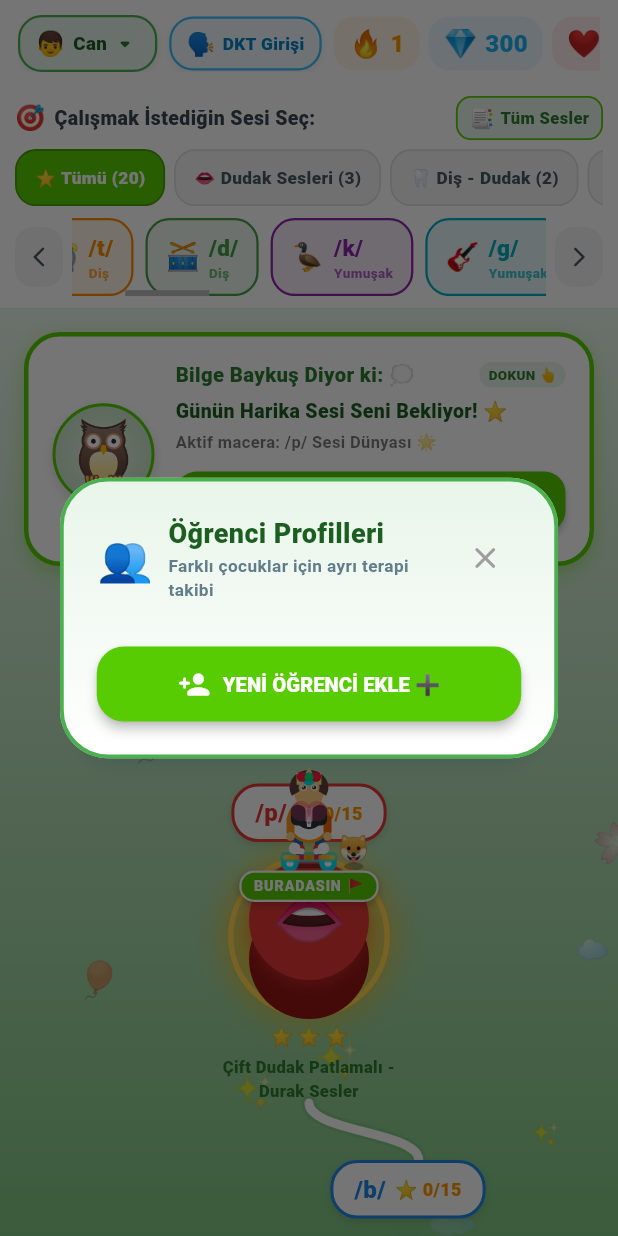
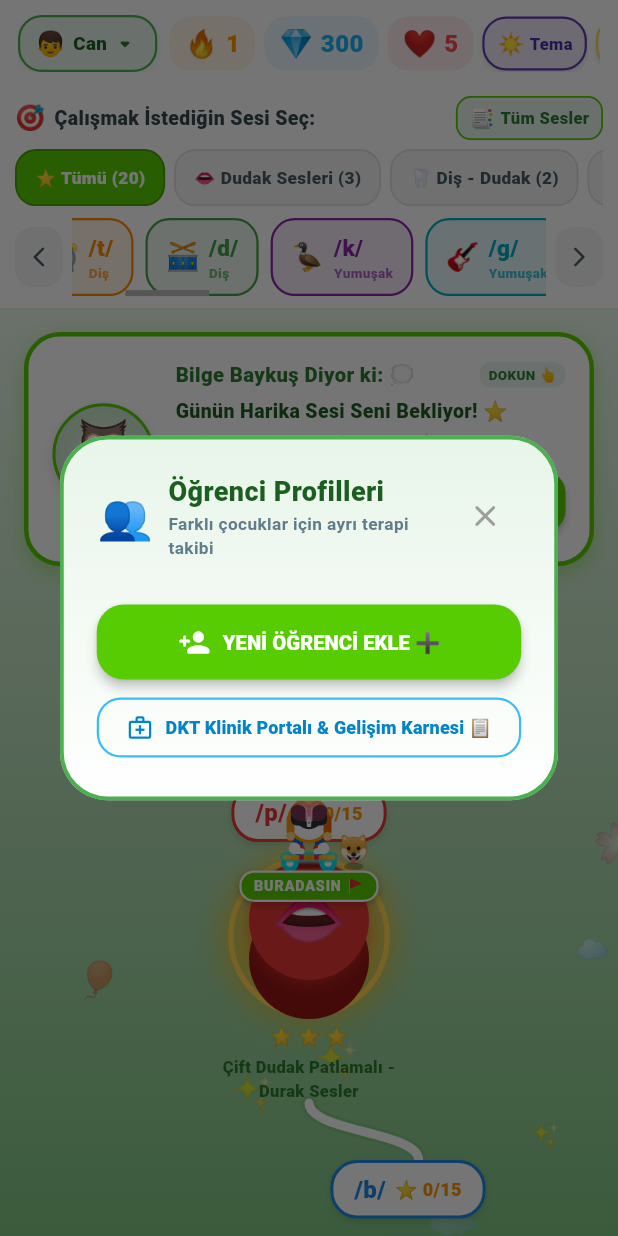
Before and after one commit to betulgul5634-wq/SesYolundaEglence, a Flutter app: the screen it shows after launch, after a tap on "Misafir Olarak Hızlıca Keşfet", after a tap on the "arrow forward ios" icon, after a tap on "Can", on a phone screen of 412 x 824 dp. Run offline on Flutter 3.47's test engine with Material 3 defaults, Android fonts, the phone set to English and light mode, and no system bars; missing offline and left inert: dart:html, dart:js, dart:ui_web; Roboto replaces fonts that are missing (Nunito).

Commit message:
refactor: remove DKT Girişi button from student home screen top bar and move access to profile management

```diff
--- a/mobile/lib/screens/home_screen.dart
+++ b/mobile/lib/screens/home_screen.dart
@@ -616,76 +616,6 @@ class _HomeScreenState extends State<HomeScreen> with TickerProviderStateMixin {
                       ],
                     ),
                   ),
-                ),
-                const SizedBox(width: 8),
-
-                // 🗣️ / 👨‍⚕️ DKT Portalı & Girişi Butonu (Giriş ile Tam Entegre)
-                ListenableBuilder(
-                  listenable: _therapistState,
-                  builder: (context, _) {
-                    final isLoggedIn = _therapistState.isLoggedIn;
-                    final name = _therapistState.therapistName;
-                    final displayName = isLoggedIn
-                        ? (name.startsWith('Uzm.') ? name : 'DKT: $name')
-                        : 'DKT Girişi';
-
-                    return InkWell(
-                      onTap: () {
-                        _sfx.playPopSound();
-                        showDialog(
-                          context: context,
-                          builder: (_) => TherapistPortalDialog(
-                            initialLoggedIn: isLoggedIn,
-                          ),
-                        );
-                      },
-                      borderRadius: BorderRadius.circular(16),
-                      child: Container(
-                        padding: const EdgeInsets.symmetric(horizontal: 10, vertical: 6),
-                        decoration: BoxDecoration(
-                          color: isLoggedIn ? const Color(0xFFE0F2FE) : const Color(0xFFF0F9FF),
-                          borderRadius: BorderRadius.circular(16),
-                          border: Border.all(
-                            color: isLoggedIn ? const Color(0xFF0284C7) : const Color(0xFF38BDF8),
-                            width: 1.5,
-                          ),
-                          boxShadow: [
-                            BoxShadow(
-                              color: isLoggedIn ? const Color(0x250284C7) : const Color(0x10000000),
-                              blurRadius: 4,
-                              offset: const Offset(0, 2),
-                            ),
-                          ],
-                        ),
-                        child: Row(
-                          mainAxisSize: MainAxisSize.min,
-                          children: [
-                            Text(isLoggedIn ? '👨‍⚕️' : '🗣️', style: const TextStyle(fontSize: 15)),
-                            const SizedBox(width: 5),
-                            Text(
-                              displayName,
-                              style: TextStyle(
-                                fontWeight: FontWeight.w900,
-                                fontSize: 11.5,
-                                color: isLoggedIn ? const Color(0xFF0369A1) : const Color(0xFF0284C7),
-                              ),
-                            ),
-                            if (isLoggedIn) ...[
-                              const SizedBox(width: 6),
-                              Container(
-                                width: 8,
-                                height: 8,
-                                decoration: const BoxDecoration(
-                                  color: Color(0xFF10B981),
-                                  shape: BoxShape.circle,
-                                ),
-                              ),
-                            ],
-                          ],
-                        ),
-                      ),
-                    );
-                  },
                 ),
                 const SizedBox(width: 8),
                 InkWell(
--- a/mobile/lib/widgets/student_profiles_dialog.dart
+++ b/mobile/lib/widgets/student_profiles_dialog.dart
@@ -2,6 +2,8 @@ import 'package:flutter/material.dart';
 import '../models/reward_state.dart';
 import '../models/student_profile.dart';
 import '../services/sound_effects_service.dart';
+import '../services/therapist_state_service.dart';
+import 'therapist_portal_dialog.dart';
 
 /// 👥 ÖĞRENCİ VE ÇOCUK PROFİLLERİ YÖNETİM MERKEZİ (KLİNİK & AİLE SİSTEMİ)
 /// Terapistlerin ve velilerin farklı çocukların artikülasyon ilerlemelerini,
@@ -225,6 +227,35 @@ class _StudentProfilesDialogState extends State<StudentProfilesDialog> {
                 onPressed: _showAddStudentDialog,
               ),
             ),
+            const SizedBox(height: 8),
+
+            // DKT Klinik Portalı ve Gelişim Karnesi
+            SizedBox(
+              width: double.infinity,
+              child: OutlinedButton.icon(
+                onPressed: () {
+                  _sfx.playPopSound();
+                  Navigator.pop(context);
+                  showDialog(
+                    context: context,
+                    builder: (_) => TherapistPortalDialog(
+                      initialLoggedIn: TherapistStateService().isLoggedIn,
+                    ),
+                  );
+                },
+                style: OutlinedButton.styleFrom(
+                  foregroundColor: const Color(0xFF0284C7),
+                  side: const BorderSide(color: Color(0xFF38BDF8), width: 1.5),
+                  shape: RoundedRectangleBorder(borderRadius: BorderRadius.circular(16)),
+                  padding: const EdgeInsets.symmetric(vertical: 11),
+                ),
+                icon: const Icon(Icons.medical_services_outlined, size: 18),
+                label: const Text(
+                  'DKT Klinik Portalı & Gelişim Karnesi 📋',
+                  style: TextStyle(fontWeight: FontWeight.w900, fontSize: 12),
+                ),
+              ),
+            ),
           ],
         ),
       ),
```
